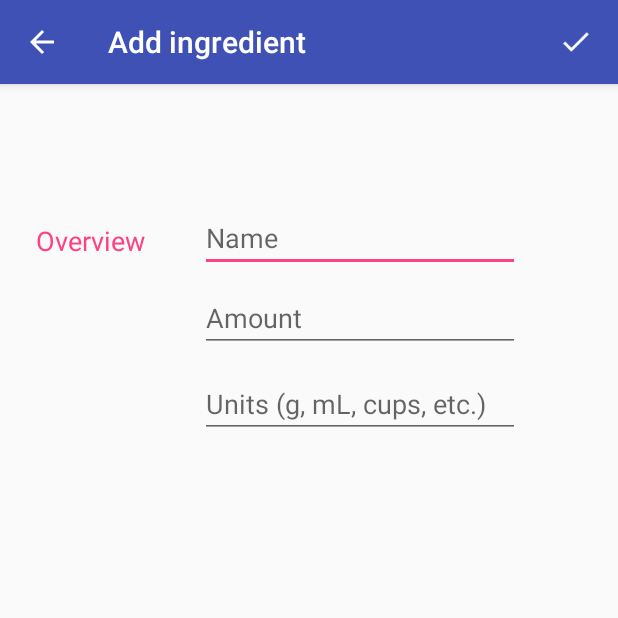
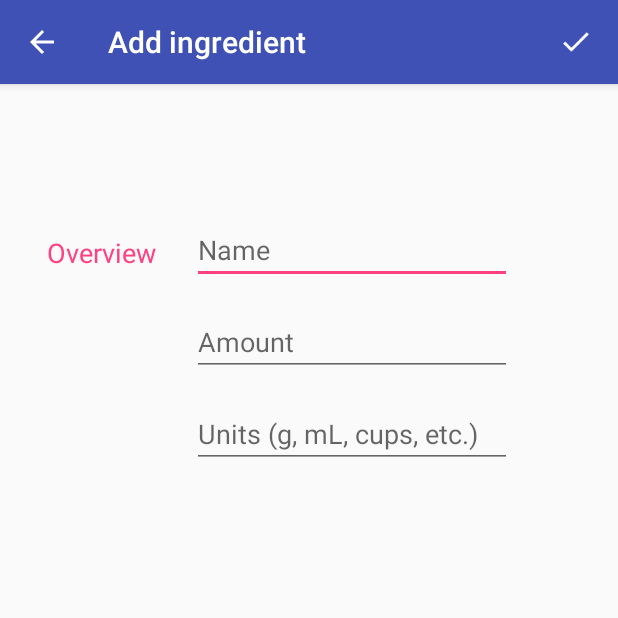
Before and after one commit to matkev/Grocerie, an Android app: the IngredientEditor screen opened directly, with no data from a screen before it, on a phone screen of 412 x 824 dp, the top half of it. Run offline under Robolectric (Android 15) with nearby library versions, the phone set to English and light mode, and no system bars.

Commit message:
testing if commit changes layout

```diff
--- a/app/src/main/res/layout/activity_ingredient_editor.xml
+++ b/app/src/main/res/layout/activity_ingredient_editor.xml
@@ -10,57 +10,48 @@
     <TextView
         android:id="@+id/textView"
         android:layout_width="82dp"
-        android:layout_height="0dp"
-        android:layout_marginStart="24dp"
-        android:layout_marginTop="92dp"
+        android:layout_height="wrap_content"
+        android:layout_marginStart="16dp"
+        android:layout_marginTop="100dp"
         android:text="@string/ingredient_editor_overview"
         android:textColor="@color/colorAccent"
         android:textSize="18sp"
+        app:layout_constraintEnd_toStartOf="@+id/edit_ingredient_name"
+        app:layout_constraintHorizontal_bias="0.5"
         app:layout_constraintStart_toStartOf="parent"
         app:layout_constraintTop_toTopOf="parent" />
 
     <EditText
         android:id="@+id/edit_ingredient_name"
-        android:layout_width="wrap_content"
+        android:layout_width="213dp"
         android:layout_height="wrap_content"
-        android:layout_marginEnd="16dp"
-        android:layout_marginStart="16dp"
-        android:layout_marginTop="80dp"
+        android:layout_marginStart="128dp"
+        android:layout_marginTop="88dp"
         android:ems="10"
         android:hint="@string/hint_ingredient_name"
         android:inputType="textPersonName"
-        app:layout_constraintEnd_toEndOf="parent"
-        app:layout_constraintHorizontal_bias="0.185"
-        app:layout_constraintStart_toEndOf="@+id/textView"
+        app:layout_constraintStart_toStartOf="parent"
         app:layout_constraintTop_toTopOf="parent" />
 
     <EditText
         android:id="@+id/edit_ingredient_amount"
-        android:layout_width="wrap_content"
+        android:layout_width="213dp"
         android:layout_height="wrap_content"
-        android:layout_marginEnd="16dp"
-        android:layout_marginStart="16dp"
-        android:layout_marginTop="8dp"
+        android:layout_marginTop="16dp"
         android:ems="10"
         android:hint="@string/hint_ingredient_amount"
         android:inputType="number"
-        app:layout_constraintEnd_toEndOf="parent"
-        app:layout_constraintHorizontal_bias="0.185"
-        app:layout_constraintStart_toEndOf="@+id/textView"
+        app:layout_constraintStart_toStartOf="@+id/edit_ingredient_name"
         app:layout_constraintTop_toBottomOf="@+id/edit_ingredient_name" />
 
     <EditText
         android:id="@+id/edit_ingredient_unit"
-        android:layout_width="wrap_content"
+        android:layout_width="213dp"
         android:layout_height="wrap_content"
-        android:layout_marginEnd="16dp"
-        android:layout_marginStart="16dp"
-        android:layout_marginTop="12dp"
+        android:layout_marginTop="16dp"
         android:ems="10"
         android:hint="@string/hint_ingredient_unit"
         android:inputType="textPersonName"
-        app:layout_constraintEnd_toEndOf="parent"
-        app:layout_constraintHorizontal_bias="0.185"
-        app:layout_constraintStart_toEndOf="@+id/textView"
+        app:layout_constraintStart_toStartOf="@+id/edit_ingredient_amount"
         app:layout_constraintTop_toBottomOf="@+id/edit_ingredient_amount" />
 </androidx.constraintlayout.widget.ConstraintLayout>
```
